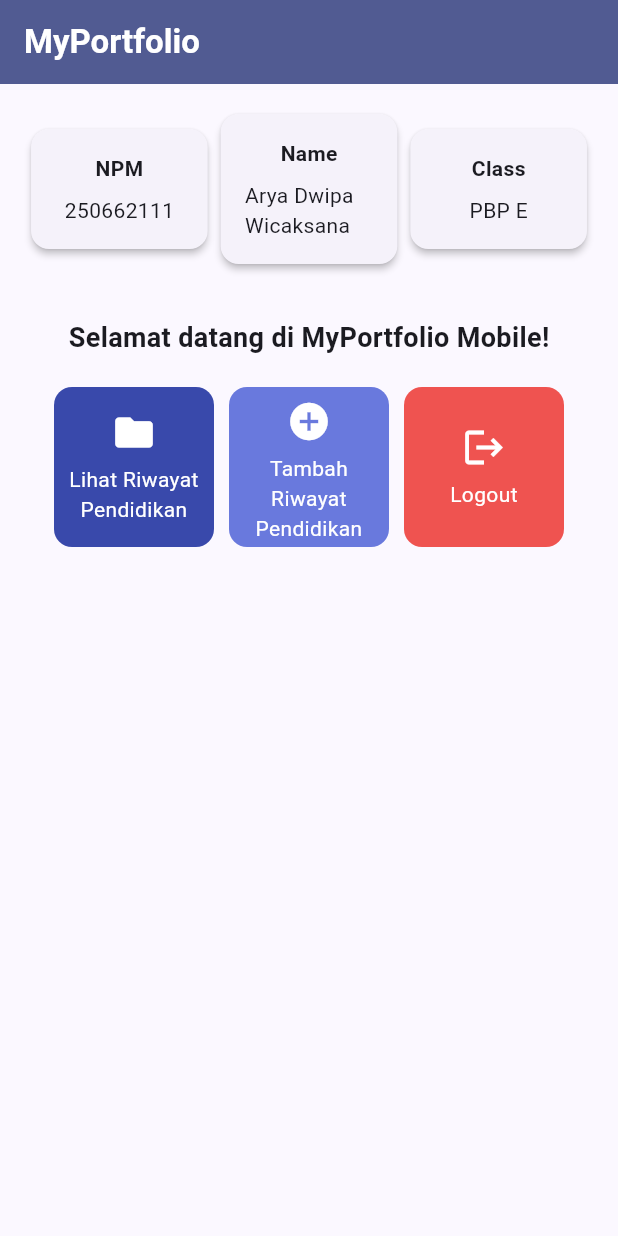
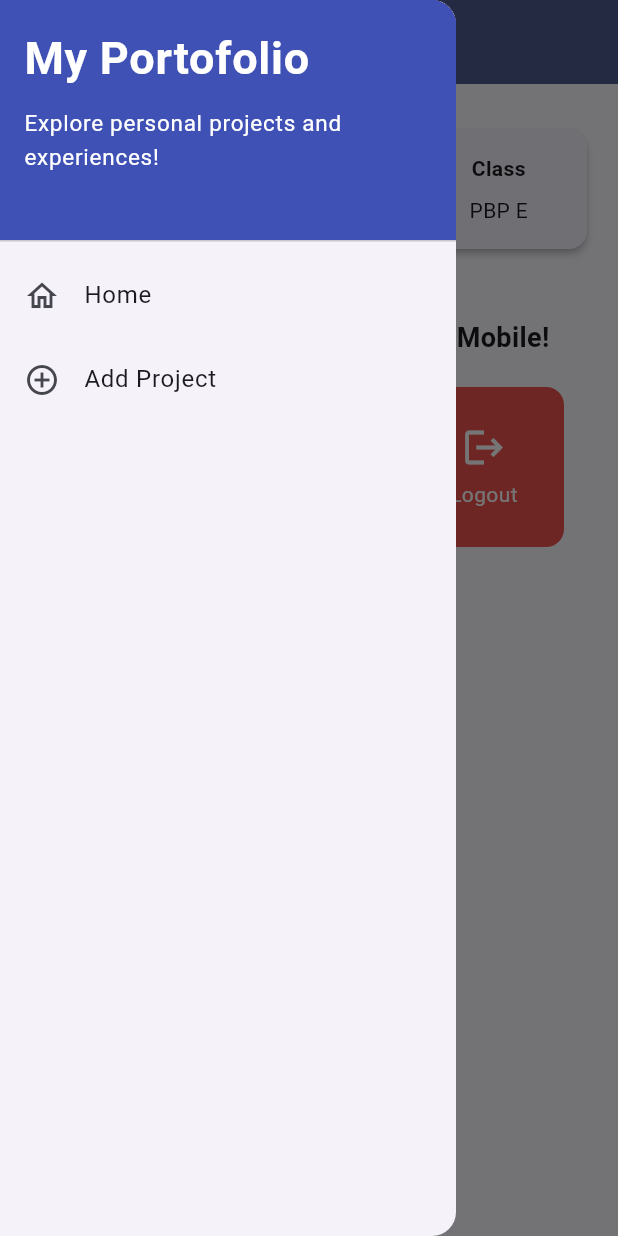
Before and after one commit to aryadwipa24/myportofolio_mobile, a Flutter app: the screen it shows after launch, with the side drawer open (before the commit the screen has no drawer), on a phone screen of 412 x 824 dp. Run offline on Flutter 3.47's test engine with Material 3 defaults, Android fonts, the phone set to English and light mode, and no system bars.

Commit message:
feat: mengerjakan tutorial-9

```diff
--- a/lib/main.dart
+++ b/lib/main.dart
@@ -1,5 +1,5 @@
 import 'package:flutter/material.dart';
-import 'package:myportofolio_mobile/menu.dart';
+import 'package:myportofolio_mobile/screens/menu.dart';
 
 void main() {
   runApp(const MyApp());
--- a/lib/menu.dart
+++ b/lib/screens/menu.dart
@@ -1,4 +1,6 @@
 import 'package:flutter/material.dart';
+import 'package:myportofolio_mobile/widgets/project_card.dart';
+import 'package:myportofolio_mobile/widgets/left_drawer.dart';
 
 class MyHomePage extends StatelessWidget {
   MyHomePage({super.key});
@@ -8,8 +10,10 @@ class MyHomePage extends StatelessWidget {
   final String kelas = "PBP E";
 
   final List<ItemHomepage> items = [
-    ItemHomepage("Lihat Riwayat Pendidikan", Icons.folder, const Color.fromARGB(255, 57, 73, 171)),
-    ItemHomepage("Tambah Riwayat Pendidikan", Icons.add_circle, const Color.fromARGB(255, 105, 121, 221)),
+    ItemHomepage("Lihat Proyek", Icons.folder, const Color.fromARGB(255, 57, 73, 171)),
+    ItemHomepage("Tambah Proyek", Icons.add_circle, const Color.fromARGB(255, 105, 121, 221)),
+    // ItemHomepage("Lihat Riwayat Pendidikan", Icons.folder, const Color.fromARGB(255, 57, 73, 171)),
+    // ItemHomepage("Tambah Riwayat Pendidikan", Icons.add_circle, const Color.fromARGB(255, 105, 121, 221)),
     ItemHomepage("Logout", Icons.logout, const Color.fromARGB(255, 239, 83, 80)),
   ];
 
@@ -28,6 +32,9 @@ class MyHomePage extends StatelessWidget {
         ),
         backgroundColor: Theme.of(context).colorScheme.primary,
       ),
+
+      drawer: const LeftDrawer(),
+
       // Body halaman utama dengan padding di sekelilingnya.
       body: Padding(
         padding: const EdgeInsets.all(16.0),
@@ -119,50 +126,3 @@ class ItemHomepage {
 
   ItemHomepage(this.name, this.icon, this.color);
 }
-
-class ItemCard extends StatelessWidget {
-  final ItemHomepage item;
-
-  const ItemCard(this.item, {super.key});
-
-  @override
-  Widget build(BuildContext context) {
-    return Material(
-      // Menggunakan warna sekunder dari skema tema aplikasi.
-      color: item.color,
-      borderRadius: BorderRadius.circular(12),
-      child: InkWell(
-        // Aksi ketika kartu ditekan oleh pengguna.
-        onTap: () {
-          // Menampilkan SnackBar dengan pesan interaktif.
-          ScaffoldMessenger.of(context)
-            ..hideCurrentSnackBar()
-            ..showSnackBar(
-              SnackBar(content: Text("Kamu telah menekan tombol ${item.name}!"))
-            );
-        },
-        child: Container(
-          padding: const EdgeInsets.all(8),
-          child: Center(
-            child: Column(
-              mainAxisAlignment: MainAxisAlignment.center,
-              children: [
-                Icon(
-                  item.icon,
-                  color: Colors.white,
-                  size: 30.0,
-                ),
-                const Padding(padding: EdgeInsets.all(3)),
-                Text(
-                  item.name,
-                  textAlign: TextAlign.center,
-                  style: const TextStyle(color: Colors.white),
-                ),
-              ],
-            ),
-          ),
-        ),
-      ),
-    );
-  }
-}
--- /dev/null
+++ b/lib/widgets/left_drawer.dart
@@ -0,0 +1,72 @@
+import 'package:flutter/material.dart';
+import 'package:myportofolio_mobile/screens/menu.dart';
+import 'package:myportofolio_mobile/screens/project_form.dart';
+
+class LeftDrawer extends StatelessWidget{
+  const LeftDrawer({super.key});
+
+  @override
+  Widget build(BuildContext context) {
+    return Drawer(
+      child: ListView(
+        children: [
+          const DrawerHeader(
+            decoration: BoxDecoration(
+              color: Colors.indigo,
+            ),
+            child: Column(
+              crossAxisAlignment: CrossAxisAlignment.start,
+              children: [
+                Text(
+                  'My Portofolio',
+                  style: TextStyle(
+                    fontSize: 30,
+                    fontWeight: FontWeight.bold,
+                    color: Colors.white,
+                  ),
+                ),
+
+                SizedBox(height: 10),
+
+                Text(
+                  'Explore personal projects and experiences!',
+                  style: TextStyle(
+                    fontSize: 15,
+                    color: Colors.white,
+                  ),
+                ),
+              ],
+            ),
+          ),
+
+          ListTile(
+            leading: const Icon(Icons.home_outlined),
+            title: const Text('Home'),
+
+            onTap: () {
+              Navigator.pushReplacement(
+                context,
+                MaterialPageRoute(
+                  builder: (context) => MyHomePage()
+                ),
+              );
+            },
+          ),
+
+          ListTile(
+            leading: const Icon(Icons.add_circle_outline),
+            title: Text("Add Project"),
+            onTap: () {
+              Navigator.pushReplacement(
+                context,
+                MaterialPageRoute(
+                  builder: (context) => ProjectForm()
+                ),
+              );
+            },
+          )
+        ],
+      ),
+    );
+  }
+}
--- /dev/null
+++ b/lib/widgets/project_card.dart
@@ -0,0 +1,59 @@
+import "package:flutter/material.dart";
+import 'package:myportofolio_mobile/screens/menu.dart';
+import 'package:myportofolio_mobile/screens/project_form.dart';
+
+class ItemCard extends StatelessWidget {
+  final ItemHomepage item;
+
+  const ItemCard(this.item, {super.key});
+
+  @override
+  Widget build(BuildContext context) {
+    return Material(
+      // Menggunakan warna sekunder dari skema tema aplikasi.
+      color: item.color,
+      borderRadius: BorderRadius.circular(12),
+      child: InkWell(
+        // Aksi ketika kartu ditekan oleh pengguna.
+        onTap: () {
+          // Menampilkan SnackBar dengan pesan interaktif.
+          ScaffoldMessenger.of(context)
+            ..hideCurrentSnackBar()
+            ..showSnackBar(
+              SnackBar(content: Text("Kamu telah menekan tombol ${item.name}!"))
+            );
+
+          if (item.name == "Tambah Proyek") {
+            Navigator.push(
+              context,
+              MaterialPageRoute(
+                builder: (context) => ProjectForm()
+              ),
+            );
+          }
+        },
+        child: Container(
+          padding: const EdgeInsets.all(8),
+          child: Center(
+            child: Column(
+              mainAxisAlignment: MainAxisAlignment.center,
+              children: [
+                Icon(
+                  item.icon,
+                  color: Colors.white,
+                  size: 30.0,
+                ),
+                const Padding(padding: EdgeInsets.all(3)),
+                Text(
+                  item.name,
+                  textAlign: TextAlign.center,
+                  style: const TextStyle(color: Colors.white),
+                ),
+              ],
+            ),
+          ),
+        ),
+      ),
+    );
+  }
+}
```
Also changed, not shown: lib/screens/project_form.dart (added, +219 -0 lines), pubspec.lock, 1 other file.
